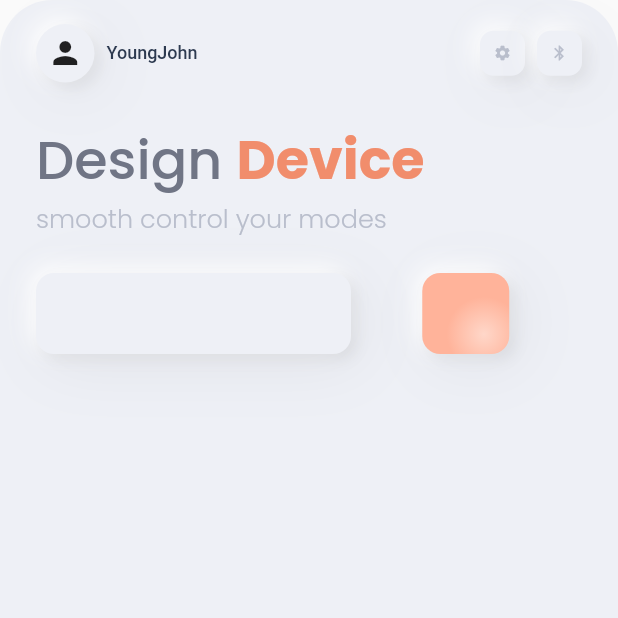
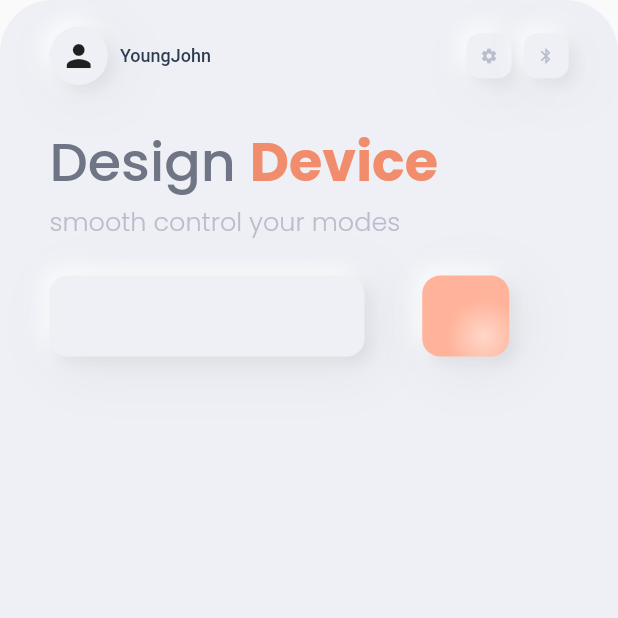
Before and after one commit to JohnOlorunsogo/ui_mobile_vape_control, a Flutter app: the screen it shows after launch, on a phone screen of 412 x 824 dp, the top half of it. Run offline on Flutter 3.47's test engine with Material 2 defaults, Android fonts, the light colour scheme and no system bars; our stand-ins replace device_preview, google_fonts.

Commit message:
neumorphic mobile ui design

```diff
--- a/lib/screens/home.dart
+++ b/lib/screens/home.dart
@@ -6,6 +6,7 @@ class HomeScreen extends StatelessWidget {
 
   @override
   Widget build(BuildContext context) {
+    double width = MediaQuery.sizeOf(context).width;
     return Container(
       height: double.maxFinite,
       decoration: ShapeDecoration(
@@ -16,7 +17,8 @@ class HomeScreen extends StatelessWidget {
       ),
       child: SafeArea(
         child: Padding(
-          padding: const EdgeInsets.symmetric(horizontal: 24, vertical: 16),
+          padding: EdgeInsets.symmetric(
+              horizontal: width * 0.08, vertical: width * 0.043),
           child: Column(
             // mainAxisAlignment: MainAxisAlignment.spaceBetween,
             crossAxisAlignment: CrossAxisAlignment.start,
@@ -252,7 +254,42 @@ class HomeScreen extends StatelessWidget {
                   ),
                   const SizedBox(width: 1)
                 ],
-              )
+              ),
+              // Transform(
+              //   transform: Matrix4.identity()
+              //     ..translate(0.0, 0.0)
+              //     ..rotateZ(3.14),
+              //   child: Container(
+              //     width: 209,
+              //     height: 306,
+              //     decoration: ShapeDecoration(
+              //       color: const Color(0xFFEEF0F6),
+              //       shape: RoundedRectangleBorder(
+              //         borderRadius: BorderRadius.circular(19),
+              //       ),
+              //       shadows: const [
+              //         BoxShadow(
+              //           color: Color(0x0F000000),
+              //           blurRadius: 36,
+              //           offset: Offset(6, 6),
+              //           spreadRadius: 0,
+              //         ),
+              //         BoxShadow(
+              //           color: Color(0xFFFFFFFF),
+              //           blurRadius: 13,
+              //           offset: Offset(-4, -4),
+              //           spreadRadius: 0,
+              //         ),
+              //         BoxShadow(
+              //           color: Color(0x11000000),
+              //           blurRadius: 7,
+              //           offset: Offset(4, 4),
+              //           spreadRadius: 0,
+              //         )
+              //       ],
+              //     ),
+              //   ),
+              // )
             ],
           ),
         ),
```
